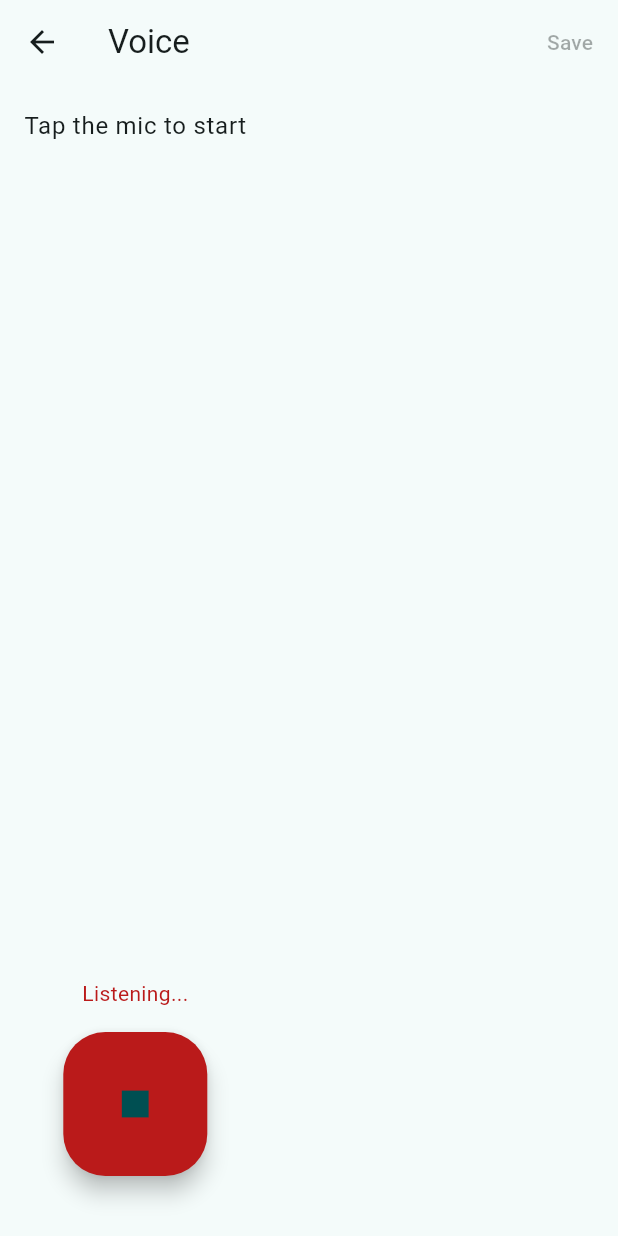
After one commit to kokkinopoulos-eng/notespot, a Flutter app: the VoiceCaptureScreen screen opened directly, after a tap on the "mic" icon, on a phone screen of 412 x 824 dp. The commit adds this screen. Run offline on Flutter 3.47's test engine with Material 3 defaults, Android fonts, the phone set to English and light mode, and no system bars; our stand-ins replace image_picker, share_plus, shared_preferences, speech_to_text, sqflite; accounts and stored records are empty.

Commit message:
Step 13: Note detail screen, share, delete

```diff
--- a/lib/l10n/app_localizations.dart
+++ b/lib/l10n/app_localizations.dart
@@ -113,7 +113,7 @@ abstract class AppLocalizations {
   /// No description provided for @chooseLanguage.
   ///
   /// In en, this message translates to:
-  /// **'Choose your language'**
+  /// **'Choose language'**
   String get chooseLanguage;
 
   /// No description provided for @notesTab.
@@ -143,7 +143,7 @@ abstract class AppLocalizations {
   /// No description provided for @captureHint.
   ///
   /// In en, this message translates to:
-  /// **'Tap + to capture your first note'**
+  /// **'Tap + for your first note'**
   String get captureHint;
 
   /// No description provided for @photoNote.
@@ -155,7 +155,7 @@ abstract class AppLocalizations {
   /// No description provided for @voiceNote.
   ///
   /// In en, this message translates to:
-  /// **'Voice memo'**
+  /// **'Voice'**
   String get voiceNote;
 
   /// No description provided for @handwritingNote.
@@ -217,6 +217,90 @@ abstract class AppLocalizations {
   /// In en, this message translates to:
   /// **'No results'**
   String get noResults;
+
+  /// No description provided for @listening.
+  ///
+  /// In en, this message translates to:
+  /// **'Listening...'**
+  String get listening;
+
+  /// No description provided for @tapToRecord.
+  ///
+  /// In en, this message translates to:
+  /// **'Tap the mic to start'**
+  String get tapToRecord;
+
+  /// No description provided for @speechUnavailable.
+  ///
+  /// In en, this message translates to:
+  /// **'Speech recognition unavailable'**
+  String get speechUnavailable;
+
+  /// No description provided for @language.
+  ///
+  /// In en, this message translates to:
+  /// **'Language'**
+  String get language;
+
+  /// No description provided for @languageGreek.
+  ///
+  /// In en, this message translates to:
+  /// **'Ελληνικά'**
+  String get languageGreek;
+
+  /// No description provided for @languageEnglish.
+  ///
+  /// In en, this message translates to:
+  /// **'English'**
+  String get languageEnglish;
+
+  /// No description provided for @aiProvider.
+  ///
+  /// In en, this message translates to:
+  /// **'AI Provider'**
+  String get aiProvider;
+
+  /// No description provided for @aiProviderSubtitle.
+  ///
+  /// In en, this message translates to:
+  /// **'Coming soon'**
+  String get aiProviderSubtitle;
+
+  /// No description provided for @about.
+  ///
+  /// In en, this message translates to:
+  /// **'About'**
+  String get about;
+
+  /// No description provided for @version.
+  ///
+  /// In en, this message translates to:
+  /// **'Version'**
+  String get version;
+
+  /// No description provided for @share.
+  ///
+  /// In en, this message translates to:
+  /// **'Share'**
+  String get share;
+
+  /// No description provided for @delete.
+  ///
+  /// In en, this message translates to:
+  /// **'Delete'**
+  String get delete;
+
+  /// No description provided for @deleteConfirmTitle.
+  ///
+  /// In en, this message translates to:
+  /// **'Delete note?'**
+  String get deleteConfirmTitle;
+
+  /// No description provided for @deleteConfirmBody.
+  ///
+  /// In en, this message translates to:
+  /// **'This cannot be undone.'**
+  String get deleteConfirmBody;
 }
 
 class _AppLocalizationsDelegate
--- a/lib/main.dart
+++ b/lib/main.dart
@@ -26,6 +26,7 @@ class NoteSpotApp extends StatefulWidget {
 
 class NoteSpotAppState extends State<NoteSpotApp> {
   Locale? _locale;
+  Locale? get locale => _locale;
   bool _onboardingDone = false;
 
   @override
--- /dev/null
+++ b/lib/screens/capture/voice_capture_screen.dart
@@ -0,0 +1,148 @@
+import 'package:flutter/material.dart';
+import 'package:intl/intl.dart';
+import 'package:speech_to_text/speech_recognition_result.dart';
+import 'package:speech_to_text/speech_to_text.dart';
+
+import '../../l10n/app_localizations.dart';
+import '../../models/note.dart';
+import '../../services/db_service.dart';
+
+class VoiceCaptureScreen extends StatefulWidget {
+  const VoiceCaptureScreen({super.key});
+
+  @override
+  State<VoiceCaptureScreen> createState() => _VoiceCaptureScreenState();
+}
+
+class _VoiceCaptureScreenState extends State<VoiceCaptureScreen> {
+  final _speech = SpeechToText();
+  bool _available = false;
+  bool _listening = false;
+  String _transcript = '';
+  String _partial = '';
+
+  @override
+  void initState() {
+    super.initState();
+    _init();
+  }
+
+  @override
+  void dispose() {
+    _speech.cancel();
+    super.dispose();
+  }
+
+  Future<void> _init() async {
+    _available = await _speech.initialize(onStatus: _onStatus);
+    if (mounted) setState(() {});
+  }
+
+  void _onStatus(String status) {
+    if (!mounted) return;
+    setState(() => _listening = _speech.isListening);
+  }
+
+  Future<void> _toggle() async {
+    if (_speech.isListening) {
+      await _speech.stop();
+      return;
+    }
+    final localeCode = Localizations.localeOf(context).languageCode;
+    final localeId = localeCode == 'el' ? 'el-GR' : 'en-US';
+    await _speech.listen(
+      onResult: _onResult,
+      localeId: localeId,
+      listenOptions: SpeechListenOptions(
+        partialResults: true,
+        listenMode: ListenMode.dictation,
+        cancelOnError: true,
+      ),
+      pauseFor: const Duration(seconds: 5),
+      listenFor: const Duration(minutes: 2),
+    );
+    if (mounted) setState(() => _listening = true);
+  }
+
+  void _onResult(SpeechRecognitionResult result) {
+    if (!mounted) return;
+    setState(() {
+      if (result.finalResult) {
+        _transcript = ('$_transcript ${result.recognizedWords}').trim();
+        _partial = '';
+      } else {
+        _partial = result.recognizedWords;
+      }
+    });
+  }
+
+  Future<void> _save() async {
+    final text = ('$_transcript $_partial').trim();
+    if (text.isEmpty) return;
+    final l10n = AppLocalizations.of(context);
+    await _speech.stop();
+    final now = DateTime.now();
+    final stamp = DateFormat('d/M HH:mm').format(now);
+    await DbService.instance.insert(Note(
+      type: NoteType.voice,
+      title: '${l10n.voiceNote} $stamp',
+      content: text,
+      createdAt: now,
+      updatedAt: now,
+    ));
+    if (!mounted) return;
+    Navigator.pop(context, true);
+  }
+
+  @override
+  Widget build(BuildContext context) {
+    final l10n = AppLocalizations.of(context);
+    final text = ('$_transcript $_partial').trim();
+    return Scaffold(
+      appBar: AppBar(
+        title: Text(l10n.voiceNote),
+        actions: [
+          TextButton(
+            onPressed: text.isEmpty ? null : _save,
+            child: Text(l10n.save),
+          ),
+        ],
+      ),
+      body: Padding(
+        padding: const EdgeInsets.all(16),
+        child: Column(
+          children: [
+            Expanded(
+              child: SingleChildScrollView(
+                child: Text(
+                  text.isEmpty
+                      ? (_available
+                          ? l10n.tapToRecord
+                          : l10n.speechUnavailable)
+                      : text,
+                  style: Theme.of(context).textTheme.bodyLarge,
+                ),
+              ),
+            ),
+            const SizedBox(height: 16),
+            if (_listening)
+              Text(
+                l10n.listening,
+                style: TextStyle(
+                  color: Theme.of(context).colorScheme.error,
+                ),
+              ),
+            const SizedBox(height: 16),
+            FloatingActionButton.large(
+              onPressed: _available ? _toggle : null,
+              backgroundColor:
+                  _listening ? Theme.of(context).colorScheme.error : null,
+              child: Icon(_listening ? Icons.stop : Icons.mic),
+            ),
+            const SizedBox(height: 24),
+          ],
+        ),
+      ),
+    );
+  }
+}
```
Also changed, not shown: lib/l10n/app_el.arb (+15 -1 lines), lib/l10n/app_en.arb (+18 -4 lines), lib/l10n/app_localizations_el.dart (+42 -0 lines), lib/l10n/app_localizations_en.dart (+45 -3 lines), lib/screens/home/home_screen.dart (+25 -15 lines), lib/screens/home/search_tab.dart (+16 -9 lines), lib/screens/home/settings_tab.dart (added, +114 -0 lines), lib/screens/note_detail/note_detail_screen.dart (added, +151 -0 lines).
